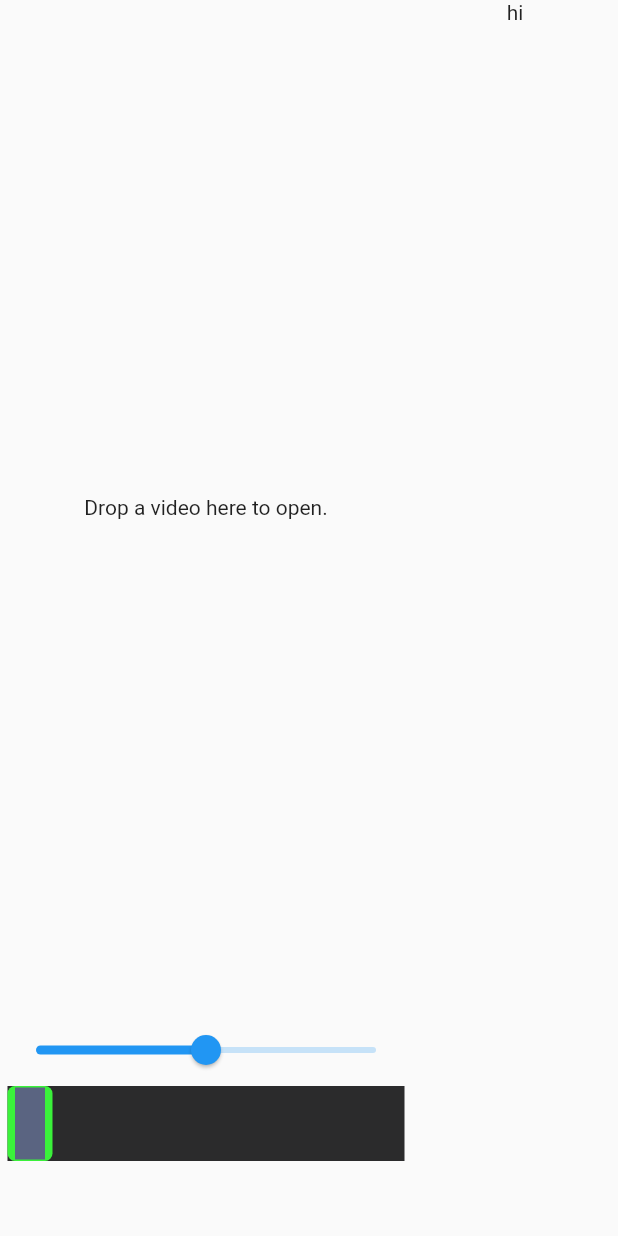
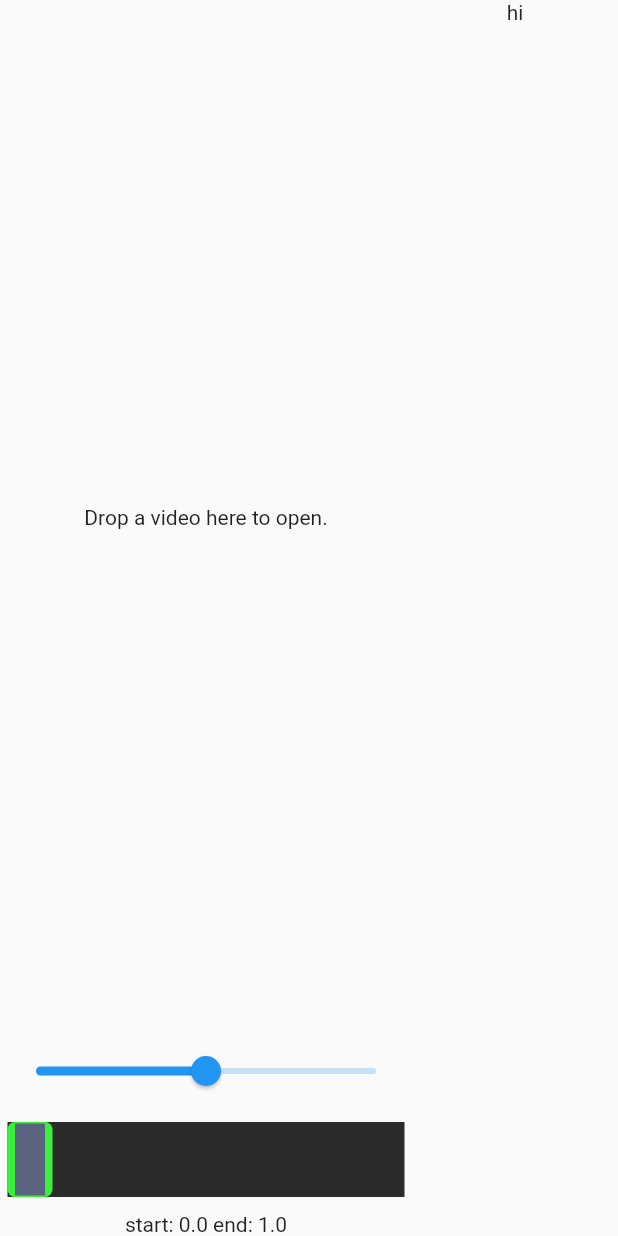
Before and after one commit to alanpq/klipr-flutter, a Flutter app: the screen it shows after launch, on a phone screen of 412 x 824 dp. Run offline on Flutter 3.47's test engine with Material 2 defaults, Android fonts, the phone set to English and light mode, and no system bars; our stand-ins replace cross_file; missing offline and left inert: dart_vlc, desktop_drop.

Commit message:
fix timeline bugs

```diff
--- a/lib/main.dart
+++ b/lib/main.dart
@@ -43,6 +43,9 @@ class _MainState extends State<Main> {
 
   Offset? offset;
   double _time = 0.0;
+
+  double _start = 0.0;
+  double _end = 1.0;
 
   Widget dropOrVideo(BuildContext context) {
     var drop = DropTarget(
@@ -101,6 +104,9 @@ class _MainState extends State<Main> {
         _time = state.position!.inMicroseconds.toDouble() /
             state.duration!.inMicroseconds.toDouble();
       });
+      if (_time >= _end) {
+        _player.pause();
+      }
     });
   }
 
@@ -127,7 +133,14 @@ class _MainState extends State<Main> {
               _player.play();
             }
           },
+          onChangeRegion: (start, end) {
+            setState(() {
+              _start = start;
+              _end = end;
+            });
+          },
         ),
+        Text("start: $_start end: $_end"),
       ],
     );
   }
--- a/lib/timeline.dart
+++ b/lib/timeline.dart
@@ -51,9 +51,9 @@ class _TimelineState extends State<Timeline> {
   @override
   Widget build(BuildContext context) {
     return Padding(
-      padding: const EdgeInsets.symmetric(horizontal: 5),
+      padding: const EdgeInsets.symmetric(vertical: 10, horizontal: 5),
       child: SizedBox(
-        height: 100,
+        height: _height,
         child: MouseRegion(
             cursor: SystemMouseCursors.click,
             child: Listener(
@@ -69,11 +69,14 @@ class _TimelineState extends State<Timeline> {
                       color: Color(0xFF2B2B2C),
                     ),
                   ),
-                  _ClipRegion(onChangeRegion: (start, end) {
+                  _ClipRegion(
+                      timelineKey: _timelineKey,
+                      onChangeRegion: (start, end) {
                         if (widget.onChangeRegion != null) {
                           widget.onChangeRegion!(start, end);
                         }
-                  }, onScrub: (time) {
+                      },
+                      onScrub: (time) {
                         // setState(() {
                         //   curPos = time;
                         //   curPosOffset =
@@ -85,7 +88,10 @@ class _TimelineState extends State<Timeline> {
                       }),
                   FractionallySizedBox(
                     widthFactor: widget.externTime.clamp(0, 1),
-                    child: Align(alignment: Alignment.topRight, child: ticker),
+                    child: Align(
+                        heightFactor: 1,
+                        alignment: Alignment.topRight,
+                        child: ticker),
                   ),
                 ],
               ),
@@ -110,7 +116,10 @@ class _ClipRegion extends StatefulWidget {
   final OnChangeRegionFunc? onChangeRegion;
   final OnScrubFunc? onScrub;
 
-  const _ClipRegion({Key? key, this.onChangeRegion, this.onScrub})
+  final GlobalKey timelineKey;
+
+  const _ClipRegion(
+      {Key? key, required this.timelineKey, this.onChangeRegion, this.onScrub})
       : super(key: key);
 
   @override
@@ -124,7 +133,7 @@ class _ClipRegionState extends State<_ClipRegion> {
   var _right = 30.0;
 
   var _start = 0.0;
-  var _end = 1.0;
+  var _end = 0.5;
 
   void _pointerUp(e) {
     _held = "";
@@ -139,18 +148,19 @@ class _ClipRegionState extends State<_ClipRegion> {
     return Listener(
       onPointerMove: (e) {
         if (_held == "") return;
+        var w = widget.timelineKey.currentContext!.size!.width;
         switch (_held) {
           case "start":
             setState(() {
               _left = _move(e, _left);
               if (_left + 10 > _right) {
                 _right = _left + 10;
-                _end = (_right / window.physicalSize.width).clamp(0, 1);
+                _end = (_right / w).clamp(0, 1);
               }
-              _start = (_left / window.physicalSize.width).clamp(0, 1);
+              _start = (_left / w).clamp(0, 1);
 
-              _left = _start * window.physicalSize.width;
-              _right = _end * window.physicalSize.width;
+              _left = _start * w;
+              _right = _end * w;
             });
             if (widget.onChangeRegion != null) {
               widget.onChangeRegion!(_start, _end);
@@ -163,13 +173,14 @@ class _ClipRegionState extends State<_ClipRegion> {
             setState(() {
               _right = _move(e, _right);
               if (_right - 10 < _left) {
-                _left = _right - 10;
-                _end = (_right / window.physicalSize.width).clamp(0, 1);
+                _left = (_right - 10).clamp(0, w);
+                _right = _left + 10;
+                _start = (_left / w).clamp(0, 1);
               }
-              _end = (_right / window.physicalSize.width).clamp(0, 1);
+              _end = (_right / w).clamp(0, 1);
 
-              _left = _start * window.physicalSize.width;
-              _right = _end * window.physicalSize.width;
+              _left = _start * w;
+              _right = _end * w;
             });
             if (widget.onChangeRegion != null) {
               widget.onChangeRegion!(_start, _end);
```
Lines whose indentation alone changed are shown as unchanged.
